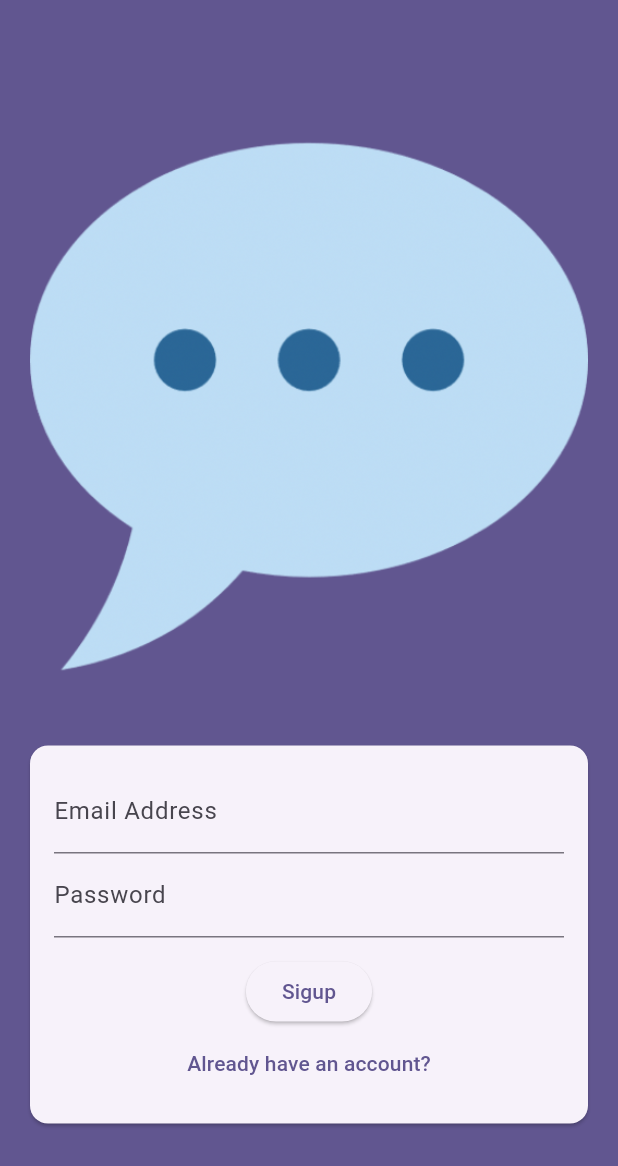
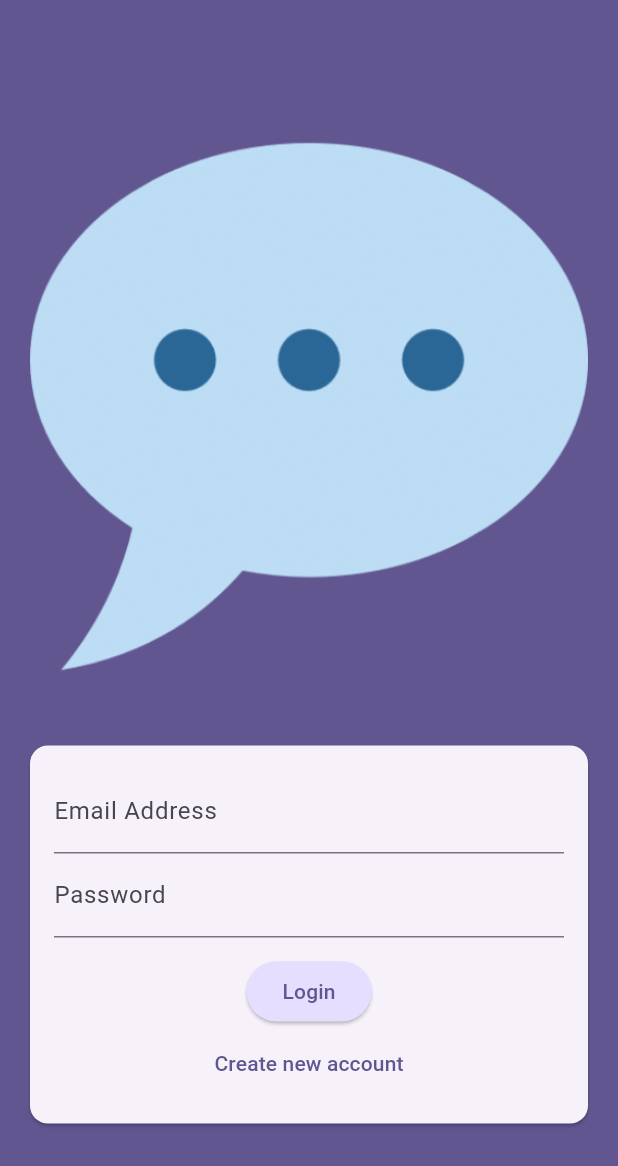
Before and after one commit to AnicetFantomas/Flutter-chat-app, a Flutter app: the screen it shows after launch, on a phone screen of 412 x 824 dp. Shown: the top 1166 px of the screen. Run offline on Flutter 3.47's test engine with Material 3 defaults, Android fonts, the phone set to English and light mode, and no system bars.

```diff
--- a/chat_app/lib/sreens/auth.dart
+++ b/chat_app/lib/sreens/auth.dart
@@ -8,6 +8,8 @@ class AuthScreen extends StatefulWidget {
 }
 
 class _AuthScreenState extends State<AuthScreen> {
+  var _isLogin = true;
+
   @override
   Widget build(BuildContext context) {
     return Scaffold(
@@ -36,22 +38,47 @@ class _AuthScreenState extends State<AuthScreen> {
                             keyboardType: TextInputType.emailAddress,
                             autocorrect: false,
                             textCapitalization: TextCapitalization.none,
+                            validator: (value) {
+                              if (value == null ||
+                                  value.trim().isEmpty ||
+                                  !value.contains('@')) {
+                                return 'Please enter a valid email address';
+                              }
+                              return null;
+                            },
                           ),
                           TextFormField(
                             decoration:
                                 const InputDecoration(labelText: 'Password'),
                             obscureText: true,
+                            validator: (value) {
+                              if (value == null || value.trim().length < 6) {
+                                return 'Password must be at least 6 characters';
+                              }
+                              return null;
+                            },
                           ),
                           const SizedBox(
                             height: 12,
                           ),
                           ElevatedButton(
                             onPressed: () {},
-                            child: const Text('Sigup'),
+                            style: ElevatedButton.styleFrom(
+                              backgroundColor: Theme.of(context)
+                                  .colorScheme
+                                  .primaryContainer,
+                            ),
+                            child: Text(_isLogin ? 'Login' : 'Signup'),
                           ),
                           TextButton(
-                            onPressed: () {},
-                            child: const Text('Already have an account?'),
+                            onPressed: () {
+                              setState(() {
+                                _isLogin = !_isLogin;
+                              });
+                            },
+                            child: Text(_isLogin
+                                ? 'Create new account'
+                                : 'I already have an account'),
                           )
                         ],
                       ),
```
